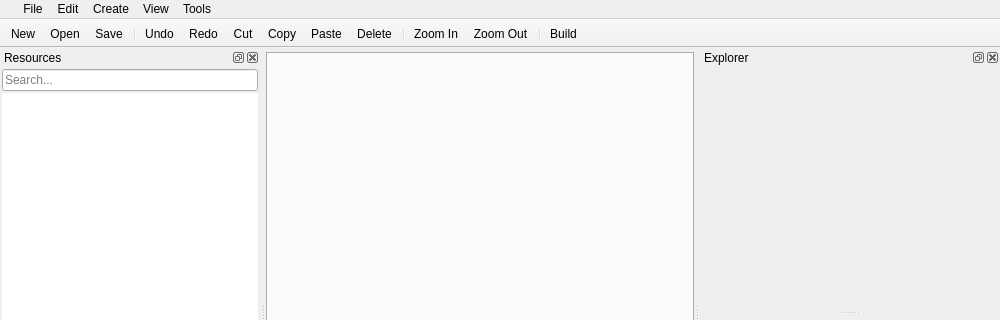
This is src/window.ui in ooflet/Mi-Create as Qt 5 draws it before an edit; both pictures show x 0 to 1000 and y 0 to 320 of the 1000 by 600 pixel window. The edited form follows.
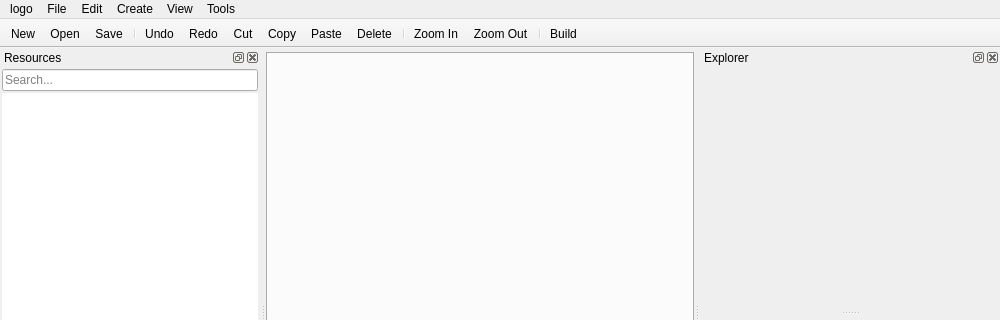
This is the edited form. Icons and pictures are not drawn.

What changed in the file:
```diff
--- a/src/window.ui
+++ b/src/window.ui
@@ -181,7 +181,7 @@
    </widget>
    <widget class="QMenu" name="menuLogo">
     <property name="title">
-     <string/>
+     <string>logo</string>
     </property>
     <property name="icon">
      <iconset theme="application-logo"/>
```
Left out of the diff: 17 changed lines with no effect on the pictures.
